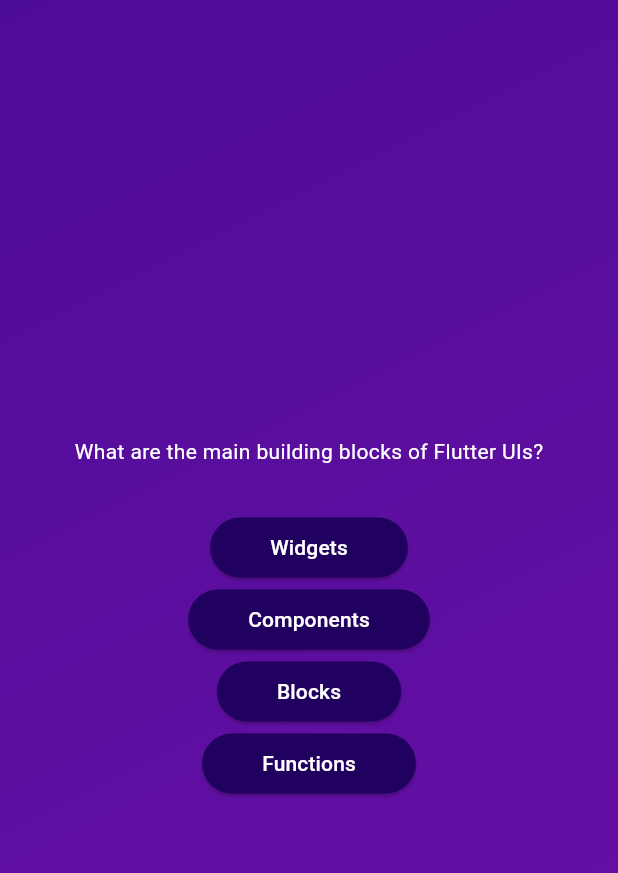
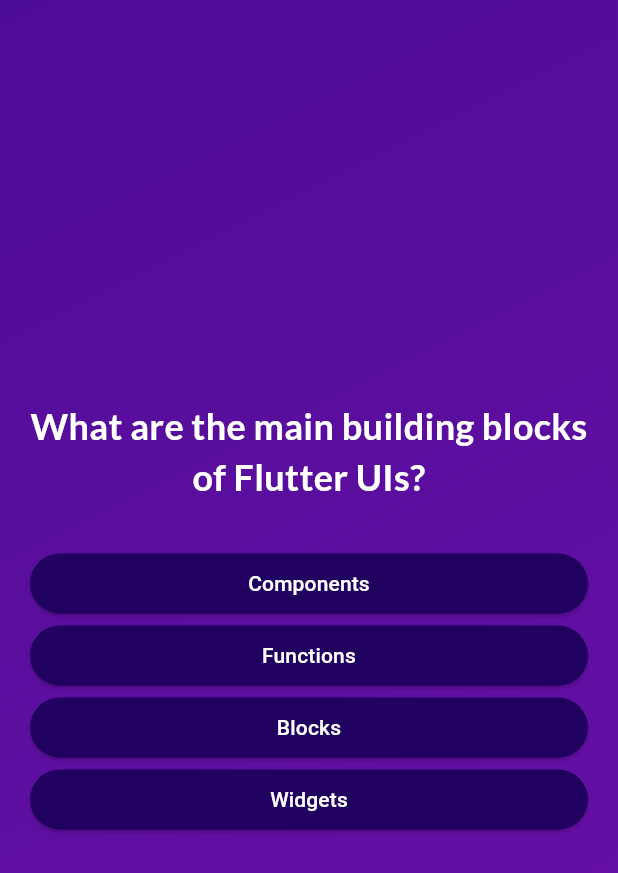
Before and after one commit to pankajatgithub/flutter_quizapp, a Flutter app: the screen it shows after launch, after a tap on "Start Quiz", on a phone screen of 412 x 824 dp. Shown: the top 873 px of the screen. Run offline on Flutter 3.47's test engine with Material 3 defaults, Android fonts, the phone set to English and light mode, and no system bars; our stand-ins replace google_fonts.

Commit message:
UI and font style updates

```diff
--- a/lib/main.dart
+++ b/lib/main.dart
@@ -1,6 +1,8 @@
 import 'package:flutter/material.dart';
 import 'package:flutter_quizapp/quiz.dart';
 import 'package:flutter_quizapp/start_screen.dart';
+
+//https://pub.dev/packages/google_fonts , flutter google fonts
 void main()
 {
 runApp( const Quiz()
--- a/lib/models/answer_button.dart
+++ b/lib/models/answer_button.dart
@@ -19,7 +19,7 @@ final void Function() onTap;
         foregroundColor: Colors.white,
         shape: RoundedRectangleBorder(borderRadius: BorderRadius.circular(40))
       ),
-      child:Text(answerText));
+      child:Text(answerText,textAlign: TextAlign.center,));
   }
 
 
--- a/lib/models/quiz_questions.dart
+++ b/lib/models/quiz_questions.dart
@@ -2,4 +2,10 @@ class QuizQuestions {
   QuizQuestions(this.text,this.answers);
   final String text;
   final List<String> answers;
+
+  List<String> getShuffledAnswer(){
+final shuffledList = List.of(answers); //create copy of original list
+  shuffledList.shuffle();
+    return shuffledList;
+  }
 }
--- a/lib/question_screen.dart
+++ b/lib/question_screen.dart
@@ -1,41 +1,64 @@
 import 'package:flutter/material.dart';
 import 'package:flutter_quizapp/data/questions.dart';
 import 'package:flutter_quizapp/models/answer_button.dart';
+import 'package:google_fonts/google_fonts.dart';
 class QuestionsScreen extends StatefulWidget{
   const QuestionsScreen({super.key});
 
   @override
   State<QuestionsScreen> createState() {
-
   return _QuestionsScreenState();
   }
 
 }
 
 class _QuestionsScreenState extends State<QuestionsScreen>{
+
+  var currentQuestionIndex = 0;
+
+void answerQuestion(){
+  // currentQuestionIndex = currentQuestionIndex +1;
+  // currentQuestionIndex += 1 ;
+
+  setState(() {
+      currentQuestionIndex++;
+  });
+}
   @override
   Widget build(BuildContext context) {
-final currentQuestions = questions[0];
+final currentQuestion = questions[currentQuestionIndex];
 
      return
      SizedBox(
       width: double.infinity,
+       child: Container(
+        margin: EdgeInsets.all(20),
          child: Column(
+
           mainAxisAlignment: MainAxisAlignment.center,
+          crossAxisAlignment: CrossAxisAlignment.stretch,
            children:  [
             Text(
-          currentQuestions.text,
-         style:const TextStyle(color: Colors.white),),
+            currentQuestion.text,
+            style:GoogleFonts.lato(
+              color: Colors.white,
+              fontSize: 24,
+              fontWeight: FontWeight.bold,
+            ),
 
+            textAlign: TextAlign.center,
+            ),
 
            const SizedBox(height: 30),
          //const numbers = [1,2,3];const moreNum = [numbers,4],it is equal to [[1,2,3],4],
          //numbers added as single value to list, const moreNumers = [...numbers,4],it is equal to [1,2,3,4],
          //numbers added as multiple values
-         ...currentQuestions.answers.map((answer){
-          return AnswerButton(answerText:answer,onTap:(){});
+         //map does not change the original list, shuffle changes original list
+           ...currentQuestion.getShuffledAnswer().map((answer){
+            return AnswerButton(answerText:answer,onTap:answerQuestion);
           })
           ],
+             ),
        ),
      );
 
--- a/lib/start_screen.dart
+++ b/lib/start_screen.dart
@@ -1,4 +1,5 @@
 import 'package:flutter/material.dart';
+import 'package:google_fonts/google_fonts.dart';
 
 class StartScreen extends StatelessWidget {
   //first is positional argument,which is a void return function, second is named argument
@@ -32,10 +33,10 @@ final void Function() startQuiz;
           const SizedBox(
             height: 80,
           ),
-          const Text(
+           Text(
             "Learn Flutter in fun way!",
-            style: TextStyle(
-                color: Color.fromARGB(255, 237, 223, 252),
+            style: GoogleFonts.lato(
+                color: const Color.fromARGB(255, 237, 223, 252),
                 fontSize: 24,
                 ),
           ),
--- a/pubspec.yaml
+++ b/pubspec.yaml
@@ -35,6 +35,7 @@ dependencies:
   # The following adds the Cupertino Icons font to your application.
   # Use with the CupertinoIcons class for iOS style icons.
   cupertino_icons: ^1.0.8
+  google_fonts: ^6.2.1
 
 dev_dependencies:
   flutter_test:
```
Also changed, not shown: pubspec.lock, 10 other files. Lines whose indentation alone changed are shown as unchanged.
